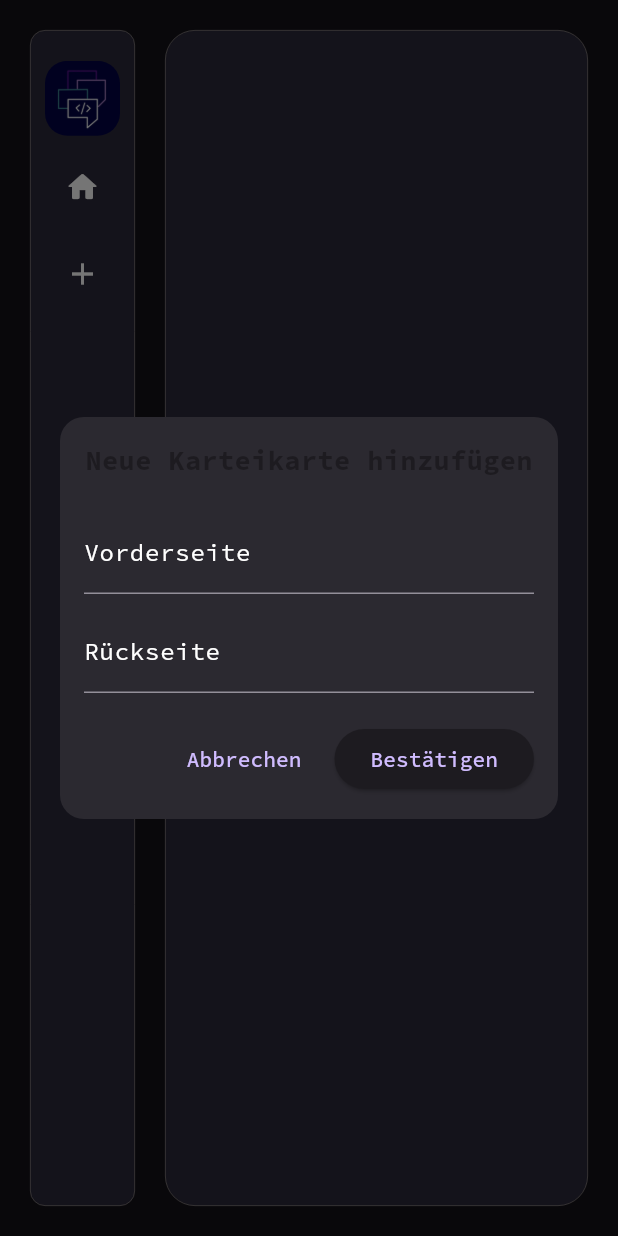
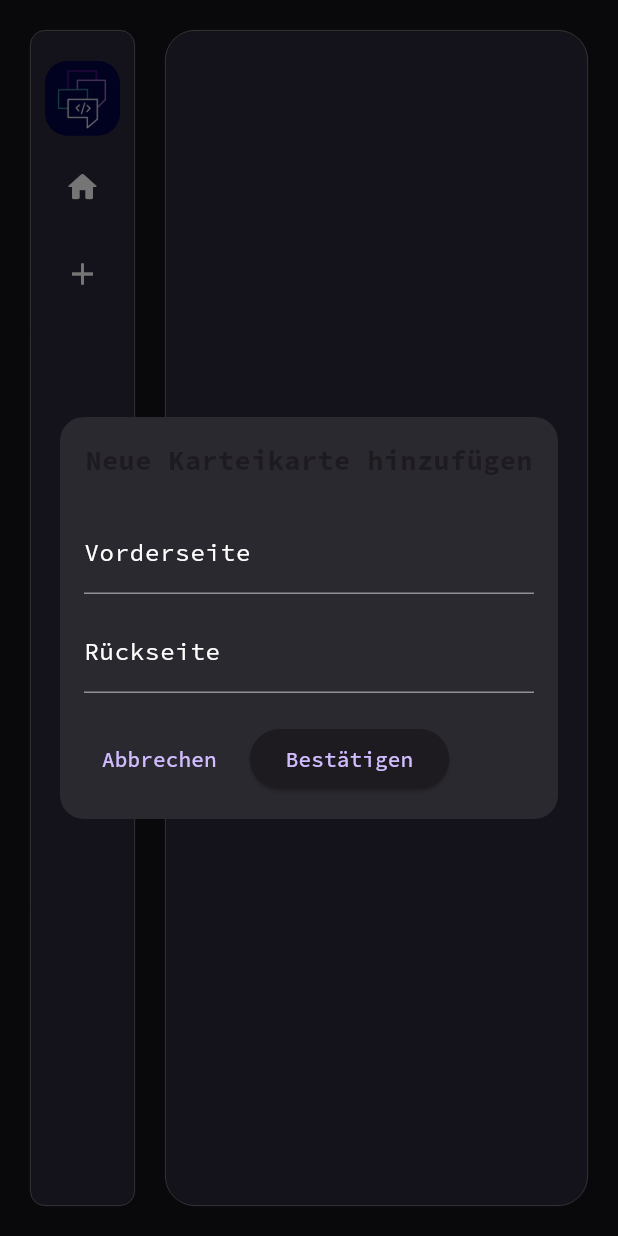
Before and after one commit to hilal09/CodeCard, a Flutter app: the screen it shows after launch, after a tap on "Neue Karteikarte hinzufügen", on a phone screen of 412 x 824 dp. Run offline on Flutter 3.47's test engine with Material 3 defaults, Android fonts, the phone set to English and light mode, and no system bars; our stand-ins replace google_fonts, lottie.

Commit message:
flashcard

```diff
--- a/lib/pages/flashcard_page.dart
+++ b/lib/pages/flashcard_page.dart
@@ -45,7 +45,7 @@ class FlashcardPage extends StatelessWidget {
                 ),
                 SizedBox(height: 20),
                 Row(
-                  mainAxisAlignment: MainAxisAlignment.end,
+                  mainAxisAlignment: MainAxisAlignment.start,
                   children: [
                     TextButton(
                       onPressed: () {
```
Also changed, not shown: pubspec.lock.
